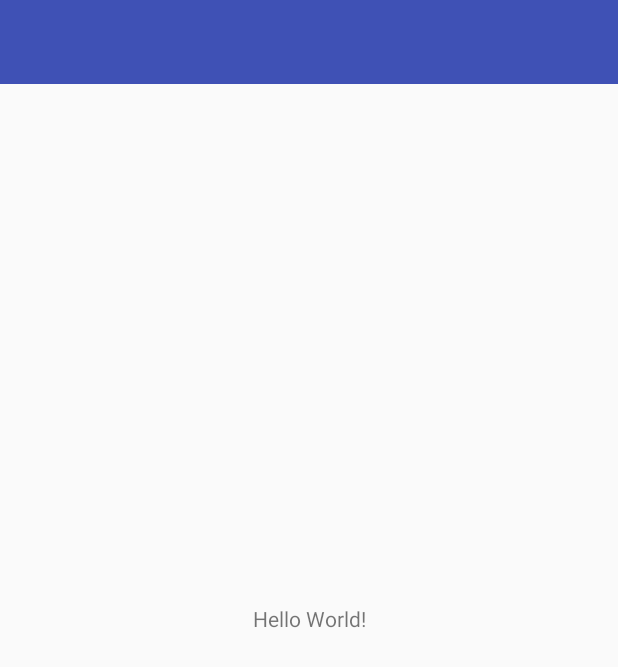
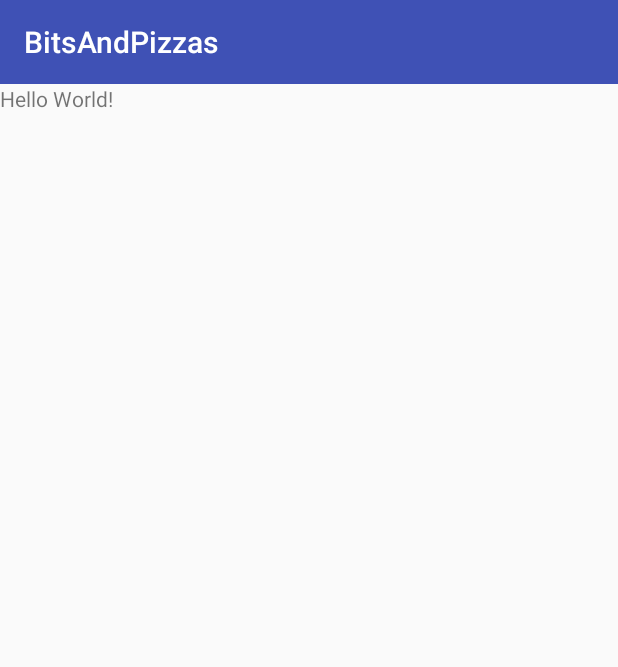
Before and after one commit to Rona-dt/CS210_Project6, an Android app: the screen it shows after launch (MainActivity), on a phone screen of 412 x 824 dp. Shown: the top 667 px of the screen. Run offline under Robolectric (Android 15) with nearby library versions, the phone set to English and light mode, and no system bars.

Commit message:
Toolbar part Finished

```diff
--- a/app/src/main/java/com/example/bitsandpizzas/OrderActivity.java
+++ b/app/src/main/java/com/example/bitsandpizzas/OrderActivity.java
@@ -8,8 +8,8 @@ public class OrderActivity extends AppCompatActivity {
     @Override
     protected void onCreate(Bundle savedInstanceState) {
         super.onCreate(savedInstanceState);
-        setContentView(R.layout.activity_order);
-        Toolbar toolbar = (Toolbar) findViewById(R.id.toolbar);
+        setContentView(R.layout.activity_main);
+        Toolbar toolbar = findViewById(R.id.toolbar);
         setSupportActionBar(toolbar);
     }
 }
--- a/app/src/main/res/layout/activity_main.xml
+++ b/app/src/main/res/layout/activity_main.xml
@@ -1,9 +1,10 @@
 <?xml version="1.0" encoding="utf-8"?>
-<androidx.constraintlayout.widget.ConstraintLayout xmlns:android="http://schemas.android.com/apk/res/android"
-    xmlns:app="http://schemas.android.com/apk/res-auto"
+<LinearLayout
+    xmlns:android="http://schemas.android.com/apk/res/android"
     xmlns:tools="http://schemas.android.com/tools"
     android:layout_width="match_parent"
     android:layout_height="match_parent"
+    android:orientation="vertical"
     tools:context="com.example.bitsandpizzas.MainActivity">
 
     <include
@@ -14,10 +15,6 @@
     <TextView
         android:layout_width="wrap_content"
         android:layout_height="wrap_content"
-        android:text="Hello World!"
-        app:layout_constraintBottom_toBottomOf="parent"
-        app:layout_constraintEnd_toEndOf="parent"
-        app:layout_constraintStart_toStartOf="parent"
-        app:layout_constraintTop_toTopOf="parent" />
+        android:text="Hello World!" />
 
-</androidx.constraintlayout.widget.ConstraintLayout>
+</LinearLayout>
--- a/app/src/main/res/layout/toolbar_main.xml
+++ b/app/src/main/res/layout/toolbar_main.xml
@@ -1,15 +1,8 @@
 <?xml version="1.0" encoding="utf-8"?>
-<androidx.constraintlayout.widget.ConstraintLayout xmlns:android="http://schemas.android.com/apk/res/android"
-    xmlns:tools="http://schemas.android.com/tools"
+<androidx.appcompat.widget.Toolbar
+    xmlns:android="http://schemas.android.com/apk/res/android"
     android:layout_width="match_parent"
-    android:layout_height="match_parent"
-    >
-
-    <androidx.appcompat.widget.Toolbar
-        android:layout_width="match_parent"
-        android:layout_height="?attr/actionBarSize"
-        android:background="?attr/colorPrimary"
-        android:theme="@style/ThemeOverlay.AppCompat.Dark.ActionBar"
-        tools:ignore="MissingConstraints" />
-
-</androidx.constraintlayout.widget.ConstraintLayout>
+    android:layout_height="?attr/actionBarSize"
+    android:background="?attr/colorPrimary"
+    android:theme="@style/ThemeOverlay.AppCompat.Dark.ActionBar"
+/>
```
Also changed, not shown: app/src/main/res/layout/activity_order.xml (deleted, +0 -12 lines).
